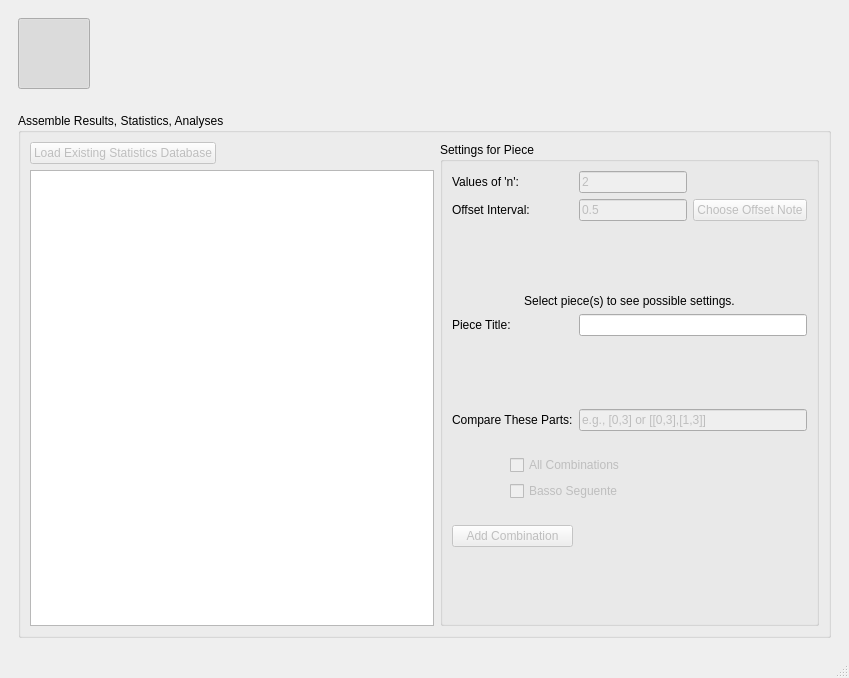
Before: the Qt Designer form views/ui/main_window.ui in ELVIS-Project/vis-framework, drawn with Qt 5.
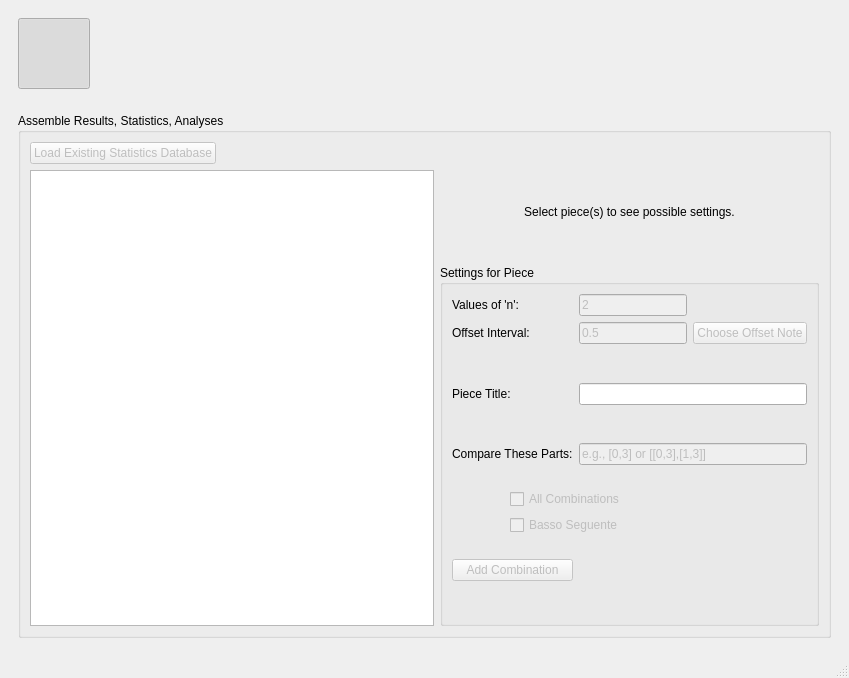
After: the same form once the commit is applied. The open tabs and pages were chosen to show the change. Icons and pictures are not drawn.

Commit message:
Revise MainWindow
Added a spacer to help with the details-hiding on the part-combo page.

Patch:
```diff
--- a/views/ui/main_window.ui
+++ b/views/ui/main_window.ui
@@ -350,17 +350,23 @@
            <string>Assemble Results, Statistics, Analyses</string>
           </property>
           <layout class="QGridLayout" name="gridLayout_2">
-           <item row="0" column="0">
-            <widget class="QPushButton" name="btn_load_statistics">
-             <property name="enabled">
-              <bool>false</bool>
+           <item row="0" column="4">
+            <spacer name="verticalSpacer_8">
+             <property name="orientation">
+              <enum>Qt::Vertical</enum>
              </property>
-             <property name="text">
-              <string>Load Existing Statistics Database</string>
+             <property name="sizeType">
+              <enum>QSizePolicy::Maximum</enum>
              </property>
-            </widget>
+             <property name="sizeHint" stdset="0">
+              <size>
+               <width>20</width>
+               <height>5</height>
+              </size>
+             </property>
+            </spacer>
            </item>
-           <item row="0" column="2" rowspan="2">
+           <item row="5" column="4" rowspan="2">
             <widget class="QGroupBox" name="grp_settings_for_piece">
              <property name="title">
               <string>Settings for Piece</string>
@@ -571,20 +577,33 @@
                 </property>
                </spacer>
               </item>
-              <item row="3" column="0" colspan="3">
-               <widget class="QLabel" name="lbl_select_piece">
-                <property name="text">
-                 <string>Select piece(s) to see possible settings.</string>
-                </property>
-                <property name="alignment">
-                 <set>Qt::AlignCenter</set>
-                </property>
-               </widget>
-              </item>
              </layout>
             </widget>
            </item>
-           <item row="0" column="1">
+           <item row="3" column="4">
+            <spacer name="verticalSpacer_7">
+             <property name="orientation">
+              <enum>Qt::Vertical</enum>
+             </property>
+             <property name="sizeHint" stdset="0">
+              <size>
+               <width>20</width>
+               <height>40</height>
+              </size>
+             </property>
+            </spacer>
+           </item>
+           <item row="2" column="4">
+            <widget class="QLabel" name="lbl_select_piece">
+             <property name="text">
+              <string>Select piece(s) to see possible settings.</string>
+             </property>
+             <property name="alignment">
+              <set>Qt::AlignCenter</set>
+             </property>
+            </widget>
+           </item>
+           <item row="0" column="2">
             <spacer name="horizontalSpacer_6">
              <property name="orientation">
               <enum>Qt::Horizontal</enum>
@@ -597,7 +616,30 @@
              </property>
             </spacer>
            </item>
-           <item row="1" column="0" colspan="2">
+           <item row="0" column="0">
+            <widget class="QPushButton" name="btn_load_statistics">
+             <property name="enabled">
+              <bool>false</bool>
+             </property>
+             <property name="text">
+              <string>Load Existing Statistics Database</string>
+             </property>
+            </widget>
+           </item>
+           <item row="1" column="4">
+            <spacer name="verticalSpacer_9">
+             <property name="orientation">
+              <enum>Qt::Vertical</enum>
+             </property>
+             <property name="sizeHint" stdset="0">
+              <size>
+               <width>20</width>
+               <height>40</height>
+              </size>
+             </property>
+            </spacer>
+           </item>
+           <item row="1" column="0" rowspan="6" colspan="3">
             <widget class="QTableView" name="gui_pieces_list">
              <property name="selectionBehavior">
               <enum>QAbstractItemView::SelectRows</enum>
```
Left out of the diff: 2 changed lines with no effect on the pictures.
